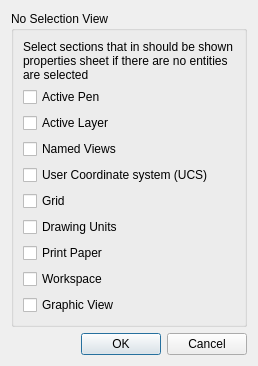
Before: the Qt Designer form librecad/src/ui/dock_widgets/property_sheet/lc_dlg_propertysheet_widget_options.ui in sand1024/LibreCAD, drawn with Qt 5.
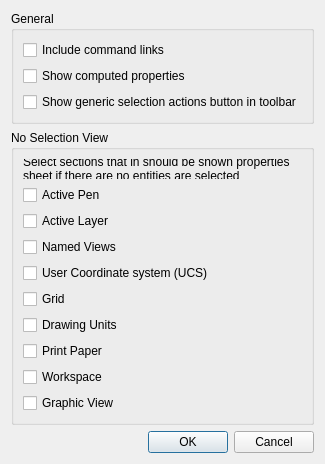
After: the same form once the commit is applied.

Commit message: commands/computational properties options for properties sheet, selection button

```diff
--- a/librecad/src/ui/dock_widgets/property_sheet/lc_dlg_propertysheet_widget_options.ui
+++ b/librecad/src/ui/dock_widgets/property_sheet/lc_dlg_propertysheet_widget_options.ui
@@ -6,15 +6,25 @@
    <rect>
     <x>0</x>
     <y>0</y>
-    <width>258</width>
-    <height>366</height>
+    <width>316</width>
+    <height>464</height>
    </rect>
   </property>
   <property name="windowTitle">
    <string>Property Sheet Properties</string>
   </property>
   <layout class="QGridLayout" name="gridLayout_2">
-   <item row="0" column="0">
+   <item row="3" column="0">
+    <widget class="QDialogButtonBox" name="buttonBox">
+     <property name="orientation">
+      <enum>Qt::Orientation::Horizontal</enum>
+     </property>
+     <property name="standardButtons">
+      <set>QDialogButtonBox::StandardButton::Cancel|QDialogButtonBox::StandardButton::Ok</set>
+     </property>
+    </widget>
+   </item>
+   <item row="1" column="0">
     <widget class="QGroupBox" name="groupBox">
      <property name="title">
       <string>No Selection View</string>
@@ -123,14 +133,43 @@
      </layout>
     </widget>
    </item>
-   <item row="1" column="0">
-    <widget class="QDialogButtonBox" name="buttonBox">
-     <property name="orientation">
-      <enum>Qt::Horizontal</enum>
+   <item row="0" column="0">
+    <widget class="QGroupBox" name="groupBox_2">
+     <property name="title">
+      <string>General</string>
      </property>
-     <property name="standardButtons">
-      <set>QDialogButtonBox::Cancel|QDialogButtonBox::Ok</set>
-     </property>
+     <layout class="QGridLayout" name="gridLayout_3">
+      <item row="1" column="0">
+       <widget class="QCheckBox" name="cbShowComputed">
+        <property name="toolTip">
+         <string>If enabled, computed properties for entities will be also shown (if any exists)</string>
+        </property>
+        <property name="text">
+         <string>Show computed properties</string>
+        </property>
+       </widget>
+      </item>
+      <item row="0" column="0">
+       <widget class="QCheckBox" name="cbShowLinks">
+        <property name="toolTip">
+         <string>If enabled, property sheet will include links to command actions, that are relevant to specific properties or sections</string>
+        </property>
+        <property name="text">
+         <string>Include command links</string>
+        </property>
+       </widget>
+      </item>
+      <item row="2" column="0">
+       <widget class="QCheckBox" name="cbDuplicateSelectionAction">
+        <property name="toolTip">
+         <string>If enabled, generic selection-related actions will be included into the widget toolbar</string>
+        </property>
+        <property name="text">
+         <string>Show generic selection actions button in toolbar</string>
+        </property>
+       </widget>
+      </item>
+     </layout>
     </widget>
    </item>
   </layout>
```
The commit also changes 63 other files.
